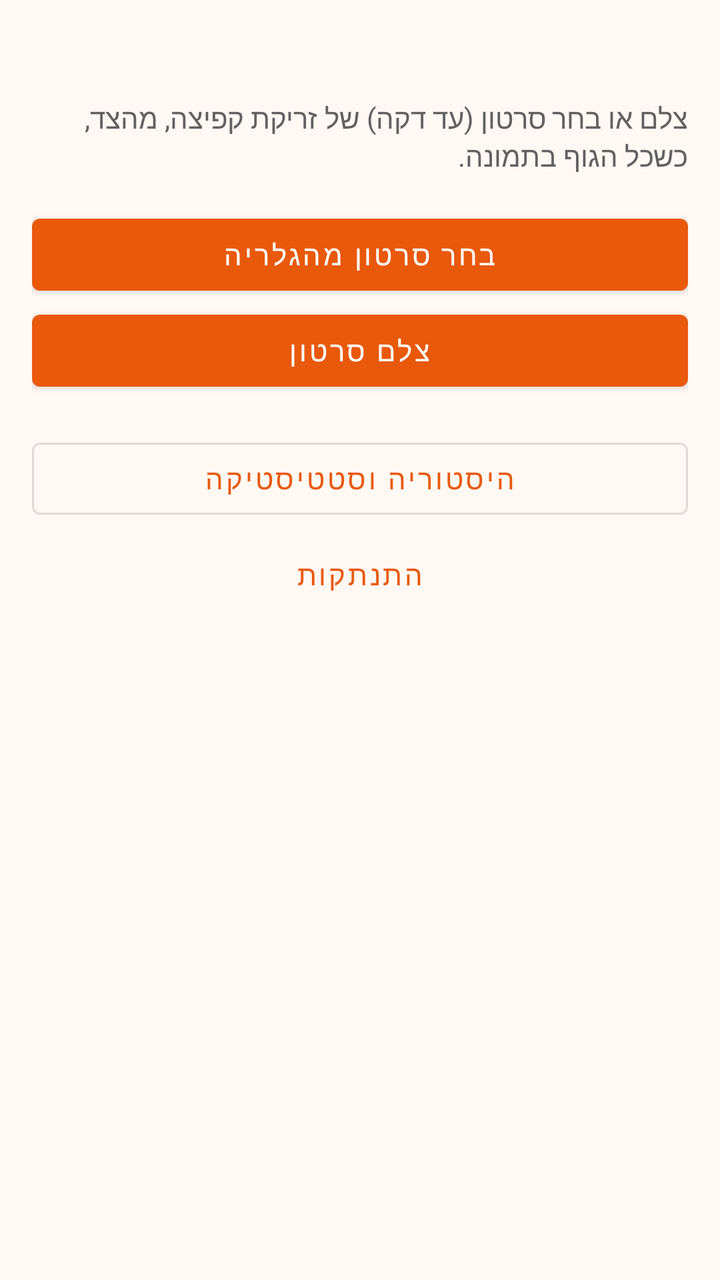
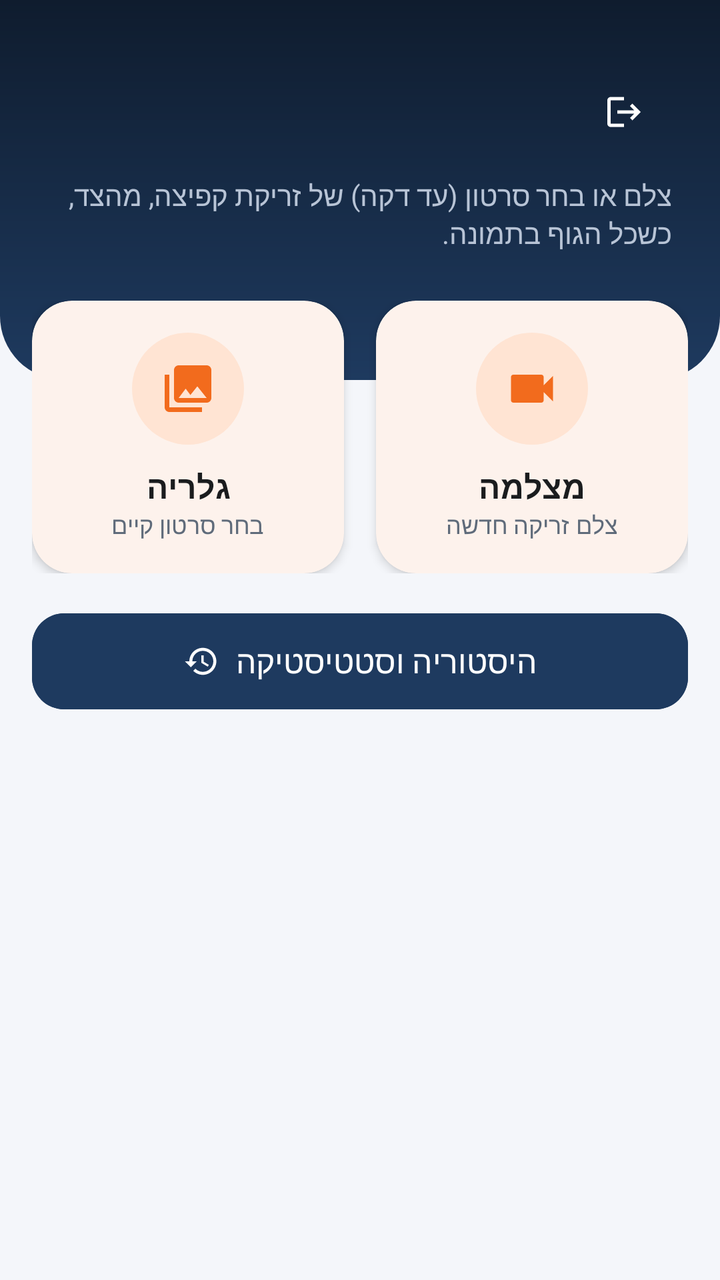

Before-and-after screenshots of an Android layout around one commit, followed by the original layout XML and the change that was made.
<!-- AndroidManifest.xml: application theme Theme.BasketballShotAnalyzer -->
<!-- res/layout/activity_main.xml -->
<?xml version="1.0" encoding="utf-8"?>
<ScrollView xmlns:android="http://schemas.android.com/apk/res/android"
    xmlns:app="http://schemas.android.com/apk/res-auto"
    android:layout_width="match_parent"
    android:layout_height="match_parent"
    android:background="@color/background">

    <LinearLayout
        android:layout_width="match_parent"
        android:layout_height="wrap_content"
        android:orientation="vertical"
        android:padding="16dp">

        <TextView
            android:id="@+id/textWelcome"
            android:layout_width="match_parent"
            android:layout_height="wrap_content"
            android:textColor="@color/text_primary"
            android:textSize="22sp"
            android:textStyle="bold" />

        <TextView
            android:layout_width="match_parent"
            android:layout_height="wrap_content"
            android:layout_marginTop="4dp"
            android:text="@string/main_instructions"
            android:textColor="@color/text_secondary" />

        <com.google.android.material.button.MaterialButton
            android:id="@+id/btnPickVideo"
            android:layout_width="match_parent"
            android:layout_height="wrap_content"
            android:layout_marginTop="16dp"
            android:text="@string/btn_pick_video" />

        <com.google.android.material.button.MaterialButton
            android:id="@+id/btnRecordVideo"
            android:layout_width="match_parent"
            android:layout_height="wrap_content"
            android:text="@string/btn_record_video" />

        <LinearLayout
            android:id="@+id/layoutProgress"
            android:layout_width="match_parent"
            android:layout_height="wrap_content"
            android:layout_marginTop="16dp"
            android:gravity="center"
            android:orientation="vertical"
            android:visibility="gone">

            <ProgressBar
                android:layout_width="wrap_content"
                android:layout_height="wrap_content" />

            <TextView
                android:layout_width="wrap_content"
                android:layout_height="wrap_content"
                android:text="@string/analyzing" />
        </LinearLayout>

        <com.google.android.material.card.MaterialCardView
            android:id="@+id/cardResult"
            android:layout_width="match_parent"
            android:layout_height="wrap_content"
            android:layout_marginTop="16dp"
            android:visibility="gone"
            app:cardCornerRadius="12dp"
            app:cardElevation="4dp">

            <LinearLayout
                android:layout_width="match_parent"
                android:layout_height="wrap_content"
                android:orientation="vertical"
                android:padding="12dp">

                <com.example.basketballshotanalyzer.ui.PoseOverlayView
                    android:id="@+id/poseOverlay"
                    android:layout_width="match_parent"
                    android:layout_height="320dp" />

                <TextView
                    android:layout_width="match_parent"
                    android:layout_height="wrap_content"
                    android:gravity="center"
                    android:text="@string/zoom_hint"
                    android:textColor="@color/text_secondary"
                    android:textSize="12sp" />

                <TextView
                    android:id="@+id/textScore"
                    android:layout_width="match_parent"
                    android:layout_height="wrap_content"
                    android:layout_marginTop="8dp"
                    android:textColor="@color/primary"
                    android:textSize="24sp"
                    android:textStyle="bold" />

                <TextView
                    android:id="@+id/textAngles"
                    android:layout_width="match_parent"
                    android:layout_height="wrap_content"
                    android:textColor="@color/text_secondary" />

                <TextView
                    android:id="@+id/textFeedback"
                    android:layout_width="match_parent"
                    android:layout_height="wrap_content"
                    android:layout_marginTop="8dp"
                    android:textColor="@color/text_primary"
                    android:textSize="16sp" />
            </LinearLayout>
        </com.google.android.material.card.MaterialCardView>

        <com.google.android.material.button.MaterialButton
            android:id="@+id/btnHistory"
            style="@style/Widget.MaterialComponents.Button.OutlinedButton"
            android:layout_width="match_parent"
            android:layout_height="wrap_content"
            android:layout_marginTop="16dp"
            android:text="@string/btn_history" />

        <com.google.android.material.button.MaterialButton
            android:id="@+id/btnLogout"
            style="@style/Widget.MaterialComponents.Button.TextButton"
            android:layout_width="match_parent"
            android:layout_height="wrap_content"
            android:text="@string/btn_logout" />
    </LinearLayout>
</ScrollView>
<!-- resources referenced by this layout -->
<resources>
  <color name="background">#FFF8F3</color>
  <color name="primary">#E8590C</color>
  <color name="text_primary">#212121</color>
  <color name="text_secondary">#616161</color>
  <string name="btn_pick_video">בחר סרטון מהגלריה</string>
  <string name="btn_record_video">צלם סרטון</string>
  <style name="Theme.BasketballShotAnalyzer" parent="Theme.MaterialComponents.Light.DarkActionBar">
          <item name="colorPrimary">@color/primary</item>
          <item name="colorPrimaryVariant">@color/primary_dark</item>
          <item name="colorOnPrimary">@color/white</item>
          <item name="colorSecondary">@color/secondary</item>
          <item name="colorOnSecondary">@color/white</item>
          <item name="android:colorBackground">@color/background</item>
          <item name="android:statusBarColor">@color/primary_dark</item>
      </style>
  <color name="primary_dark">#B8440A</color>
  <color name="secondary">#1C3D5A</color>
  <!-- unchanged entries left out for length: 6 -->
</resources>

<!-- the commit's change to res/layout/activity_main.xml (unified diff, before → after) -->
@@ -3,127 +3,332 @@
     xmlns:app="http://schemas.android.com/apk/res-auto"
     android:layout_width="match_parent"
     android:layout_height="match_parent"
-    android:background="@color/background">
+    android:background="@color/background"
+    android:fillViewport="true">
 
     <LinearLayout
         android:layout_width="match_parent"
         android:layout_height="wrap_content"
         android:orientation="vertical"
-        android:padding="16dp">
-
-        <TextView
-            android:id="@+id/textWelcome"
-            android:layout_width="match_parent"
-            android:layout_height="wrap_content"
-            android:textColor="@color/text_primary"
-            android:textSize="22sp"
-            android:textStyle="bold" />
-
-        <TextView
-            android:layout_width="match_parent"
-            android:layout_height="wrap_content"
-            android:layout_marginTop="4dp"
-            android:text="@string/main_instructions"
-            android:textColor="@color/text_secondary" />
-
-        <com.google.android.material.button.MaterialButton
-            android:id="@+id/btnPickVideo"
-            android:layout_width="match_parent"
-            android:layout_height="wrap_content"
+        android:paddingBottom="24dp">
+
+        
+        <LinearLayout
+            android:layout_width="match_parent"
+            android:layout_height="wrap_content"
+            android:background="@drawable/bg_header"
+            android:orientation="vertical"
+            android:paddingHorizontal="24dp"
+            android:paddingTop="32dp"
+            android:paddingBottom="64dp">
+
+            <LinearLayout
+                android:layout_width="match_parent"
+                android:layout_height="wrap_content"
+                android:gravity="center_vertical"
+                android:orientation="horizontal">
+
+                <TextView
+                    android:id="@+id/textWelcome"
+                    android:layout_width="0dp"
+                    android:layout_height="wrap_content"
+                    android:layout_weight="1"
+                    android:textAppearance="@style/TextAppearance.Material3.HeadlineSmall"
+                    android:textColor="@color/text_on_dark"
+                    android:textStyle="bold" />
+
+                <com.google.android.material.button.MaterialButton
+                    android:id="@+id/btnLogout"
+                    style="@style/Widget.Material3.Button.IconButton"
+                    android:layout_width="wrap_content"
+                    android:layout_height="wrap_content"
+                    android:contentDescription="@string/btn_logout"
+                    app:icon="@drawable/ic_logout"
+                    app:iconTint="@color/text_on_dark" />
+            </LinearLayout>
+
+            <TextView
+                android:layout_width="match_parent"
+                android:layout_height="wrap_content"
+                android:layout_marginTop="8dp"
+                android:text="@string/main_instructions"
+                android:textColor="@color/text_on_dark_secondary" />
+        </LinearLayout>
+
+        
+        <LinearLayout
+            android:layout_width="match_parent"
+            android:layout_height="wrap_content"
+            android:layout_marginHorizontal="16dp"
+            android:layout_marginTop="-40dp"
+            android:orientation="horizontal">
+
+            <com.google.android.material.card.MaterialCardView
+                android:id="@+id/btnPickVideo"
+                style="@style/Widget.App.Card"
+                android:layout_width="0dp"
+                android:layout_height="wrap_content"
+                android:layout_marginEnd="8dp"
+                android:layout_weight="1"
+                android:clickable="true"
+                android:focusable="true">
+
+                <LinearLayout
+                    android:layout_width="match_parent"
+                    android:layout_height="wrap_content"
+                    android:gravity="center_horizontal"
+                    android:orientation="vertical"
+                    android:padding="16dp">
+
+                    <ImageView
+                        android:layout_width="56dp"
+                        android:layout_height="56dp"
+                        android:background="@drawable/bg_circle"
+                        android:backgroundTint="@color/primary_container"
+                        android:importantForAccessibility="no"
+                        android:padding="14dp"
+                        android:src="@drawable/ic_gallery"
+                        app:tint="@color/primary" />
+
+                    <TextView
+                        android:layout_width="wrap_content"
+                        android:layout_height="wrap_content"
+                        android:layout_marginTop="10dp"
+                        android:text="@string/btn_pick_video"
+                        android:textAppearance="@style/TextAppearance.App.SectionTitle" />
+
+                    <TextView
+                        android:layout_width="wrap_content"
+                        android:layout_height="wrap_content"
+                        android:text="@string/btn_pick_video_sub"
+                        android:textColor="@color/text_secondary"
+                        android:textSize="12sp" />
+                </LinearLayout>
+            </com.google.android.material.card.MaterialCardView>
+
+            <com.google.android.material.card.MaterialCardView
+                android:id="@+id/btnRecordVideo"
+                style="@style/Widget.App.Card"
+                android:layout_width="0dp"
+                android:layout_height="wrap_content"
+                android:layout_marginStart="8dp"
+                android:layout_weight="1"
+                android:clickable="true"
+                android:focusable="true">
+
+                <LinearLayout
+                    android:layout_width="match_parent"
+                    android:layout_height="wrap_content"
+                    android:gravity="center_horizontal"
+                    android:orientation="vertical"
+                    android:padding="16dp">
+
+                    <ImageView
+                        android:layout_width="56dp"
+                        android:layout_height="56dp"
+                        android:background="@drawable/bg_circle"
+                        android:backgroundTint="@color/primary_container"
+                        android:importantForAccessibility="no"
+                        android:padding="14dp"
+                        android:src="@drawable/ic_videocam"
+                        app:tint="@color/primary" />
+
+                    <TextView
+                        android:layout_width="wrap_content"
+                        android:layout_height="wrap_content"
+                        android:layout_marginTop="10dp"
+                        android:text="@string/btn_record_video"
+                        android:textAppearance="@style/TextAppearance.App.SectionTitle" />
+
+                    <TextView
+                        android:layout_width="wrap_content"
+                        android:layout_height="wrap_content"
+                        android:text="@string/btn_record_video_sub"
+                        android:textColor="@color/text_secondary"
+                        android:textSize="12sp" />
+                </LinearLayout>
+            </com.google.android.material.card.MaterialCardView>
+        </LinearLayout>
+
+        
+        <com.google.android.material.card.MaterialCardView
+            android:id="@+id/layoutProgress"
+            style="@style/Widget.App.Card"
+            android:layout_width="match_parent"
+            android:layout_height="wrap_content"
+            android:layout_marginHorizontal="16dp"
             android:layout_marginTop="16dp"
-            android:text="@string/btn_pick_video" />
-
-        <com.google.android.material.button.MaterialButton
-            android:id="@+id/btnRecordVideo"
-            android:layout_width="match_parent"
-            android:layout_height="wrap_content"
-            android:text="@string/btn_record_video" />
-
-        <LinearLayout
-            android:id="@+id/layoutProgress"
-            android:layout_width="match_parent"
-            android:layout_height="wrap_content"
-            android:layout_marginTop="16dp"
-            android:gravity="center"
-            android:orientation="vertical"
             android:visibility="gone">
 
-            <ProgressBar
-                android:layout_width="wrap_content"
-                android:layout_height="wrap_content" />
-
-            <TextView
-                android:layout_width="wrap_content"
-                android:layout_height="wrap_content"
-                android:text="@string/analyzing" />
-        </LinearLayout>
-
+            <LinearLayout
+                android:layout_width="match_parent"
+                android:layout_height="wrap_content"
+                android:orientation="vertical"
+                android:padding="20dp">
+
+                <TextView
+                    android:layout_width="match_parent"
+                    android:layout_height="wrap_content"
+                    android:text="@string/analyzing"
+                    android:textColor="@color/text_primary" />
+
+                <com.google.android.material.progressindicator.LinearProgressIndicator
+                    android:layout_width="match_parent"
+                    android:layout_height="wrap_content"
+                    android:layout_marginTop="12dp"
+                    android:indeterminate="true"
+                    app:trackCornerRadius="4dp"
+                    app:trackThickness="6dp" />
+            </LinearLayout>
+        </com.google.android.material.card.MaterialCardView>
+
+        
         <com.google.android.material.card.MaterialCardView
             android:id="@+id/cardResult"
-            android:layout_width="match_parent"
-            android:layout_height="wrap_content"
+            style="@style/Widget.App.Card"
+            android:layout_width="match_parent"
+            android:layout_height="wrap_content"
+            android:layout_marginHorizontal="16dp"
             android:layout_marginTop="16dp"
-            android:visibility="gone"
-            app:cardCornerRadius="12dp"
-            app:cardElevation="4dp">
+            android:visibility="gone">
 
             <LinearLayout
                 android:layout_width="match_parent"
                 android:layout_height="wrap_content"
                 android:orientation="vertical"
-                android:padding="12dp">
+                android:padding="16dp">
+
+                <TextView
+                    android:layout_width="match_parent"
+                    android:layout_height="wrap_content"
+                    android:layout_marginBottom="12dp"
+                    android:text="@string/result_title"
+                    android:textAppearance="@style/TextAppearance.App.SectionTitle" />
 
                 <com.example.basketballshotanalyzer.ui.PoseOverlayView
                     android:id="@+id/poseOverlay"
                     android:layout_width="match_parent"
-                    android:layout_height="320dp" />
+                    android:layout_height="340dp"
+                    android:background="@drawable/bg_overlay" />
 
                 <TextView
                     android:layout_width="match_parent"
                     android:layout_height="wrap_content"
+                    android:layout_marginTop="6dp"
                     android:gravity="center"
                     android:text="@string/zoom_hint"
                     android:textColor="@color/text_secondary"
                     android:textSize="12sp" />
 
-                <TextView
-                    android:id="@+id/textScore"
-                    android:layout_width="match_parent"
-                    android:layout_height="wrap_content"
-                    android:layout_marginTop="8dp"
-                    android:textColor="@color/primary"
-                    android:textSize="24sp"
-                    android:textStyle="bold" />
-
-                <TextView
-                    android:id="@+id/textAngles"
-                    android:layout_width="match_parent"
-                    android:layout_height="wrap_content"
-                    android:textColor="@color/text_secondary" />
-
-                <TextView
-                    android:id="@+id/textFeedback"
-                    android:layout_width="match_parent"
-                    android:layout_height="wrap_content"
-                    android:layout_marginTop="8dp"
-                    android:textColor="@color/text_primary"
-                    android:textSize="16sp" />
+                
+                <LinearLayout
+                    android:layout_width="match_parent"
+                    android:layout_height="wrap_content"
+                    android:layout_marginTop="16dp"
+                    android:gravity="center_vertical"
+                    android:orientation="horizontal">
+
+                    <FrameLayout
+                        android:layout_width="104dp"
+                        android:layout_height="104dp">
+
+                        <com.google.android.material.progressindicator.CircularProgressIndicator
+                            android:id="@+id/scoreRing"
+                            android:layout_width="wrap_content"
+                            android:layout_height="wrap_content"
+                            android:layout_gravity="center"
+                            android:max="100"
+                            app:indicatorSize="104dp"
+                            app:trackColor="@color/outline"
+                            app:trackCornerRadius="5dp"
+                            app:trackThickness="10dp" />
+
+                        <LinearLayout
+                            android:layout_width="wrap_content"
+                            android:layout_height="wrap_content"
+                            android:layout_gravity="center"
+                            android:gravity="center_horizontal"
+                            android:orientation="vertical">
+
+                            <TextView
+                                android:id="@+id/textScore"
+                                android:layout_width="wrap_content"
+                                android:layout_height="wrap_content"
+                                android:textColor="@color/text_primary"
+                                android:textSize="30sp"
+                                android:textStyle="bold" />
+
+                            <TextView
+                                android:layout_width="wrap_content"
+                                android:layout_height="wrap_content"
+                                android:text="@string/score_out_of"
+                                android:textColor="@color/text_secondary"
+                                android:textSize="11sp" />
+                        </LinearLayout>
+                    </FrameLayout>
+
+                    <LinearLayout
+                        android:layout_width="0dp"
+                        android:layout_height="wrap_content"
+                        android:layout_marginStart="16dp"
+                        android:layout_weight="1"
+                        android:orientation="vertical">
+
+                        <TextView
+                            android:layout_width="wrap_content"
+                            android:layout_height="wrap_content"
+                            android:text="@string/score_label"
+                            android:textAppearance="@style/TextAppearance.App.SectionTitle" />
+
+                        <TextView
+                            android:id="@+id/textAngles"
+                            android:layout_width="match_parent"
+                            android:layout_height="wrap_content"
+                            android:layout_marginTop="4dp"
+                            android:lineSpacingExtra="2dp"
+                            android:textColor="@color/text_secondary"
+                            android:textSize="13sp" />
+                    </LinearLayout>
+                </LinearLayout>
+
+                
+                <LinearLayout
+                    android:layout_width="match_parent"
+                    android:layout_height="wrap_content"
+                    android:layout_marginTop="16dp"
+                    android:background="@drawable/bg_feedback"
+                    android:orientation="vertical"
+                    android:padding="14dp">
+
+                    <TextView
+                        android:layout_width="wrap_content"
+                        android:layout_height="wrap_content"
+                        android:text="@string/feedback_title"
+                        android:textColor="@color/primary_dark"
+                        android:textStyle="bold" />
+
+                    <TextView
+                        android:id="@+id/textFeedback"
+                        android:layout_width="match_parent"
+                        android:layout_height="wrap_content"
+                        android:layout_marginTop="4dp"
+                        android:lineSpacingExtra="3dp"
+                        android:textColor="@color/text_primary"
+                        android:textSize="15sp" />
+                </LinearLayout>
             </LinearLayout>
         </com.google.android.material.card.MaterialCardView>
 
         <com.google.android.material.button.MaterialButton
             android:id="@+id/btnHistory"
-            style="@style/Widget.MaterialComponents.Button.OutlinedButton"
-            android:layout_width="match_parent"
-            android:layout_height="wrap_content"
+            style="@style/Widget.App.Button"
+            android:layout_width="match_parent"
+            android:layout_height="wrap_content"
+            android:layout_marginHorizontal="16dp"
             android:layout_marginTop="16dp"
-            android:text="@string/btn_history" />
-
-        <com.google.android.material.button.MaterialButton
-            android:id="@+id/btnLogout"
-            style="@style/Widget.MaterialComponents.Button.TextButton"
-            android:layout_width="match_parent"
-            android:layout_height="wrap_content"
-            android:text="@string/btn_logout" />
+            android:backgroundTint="@color/navy_light"
+            android:text="@string/btn_history"
+            app:icon="@drawable/ic_history"
+            app:iconGravity="textStart" />
     </LinearLayout>
 </ScrollView>
<!-- resource entries referenced after the edit -->
@@ -1,22 +1,138 @@
 <!-- resources referenced by this layout -->
 <resources>
-  <color name="background">#FFF8F3</color>
-  <color name="primary">#E8590C</color>
-  <color name="text_primary">#212121</color>
-  <color name="text_secondary">#616161</color>
-  <string name="btn_pick_video">בחר סרטון מהגלריה</string>
-  <string name="btn_record_video">צלם סרטון</string>
-  <style name="Theme.BasketballShotAnalyzer" parent="Theme.MaterialComponents.Light.DarkActionBar">
+  <color name="background">#F4F6FA</color>
+  <color name="navy_light">#1E3A5F</color>
+  <color name="outline">#D5DAE1</color>
+  <color name="primary">#F26B1D</color>
+  <color name="primary_container">#FFE4D3</color>
+  <color name="text_primary">#1A1C1E</color>
+  <color name="text_secondary">#5F6B7A</color>
+  <!-- drawable bg_circle (drawable) -->
+  <?xml version="1.0" encoding="utf-8"?>
+  <shape xmlns:android="http://schemas.android.com/apk/res/android" android:shape="oval">
+      <solid android:color="@color/white" />
+  </shape>
+  <!-- drawable bg_feedback (drawable) -->
+  <?xml version="1.0" encoding="utf-8"?>
+  <shape xmlns:android="http://schemas.android.com/apk/res/android" android:shape="rectangle">
+      <solid android:color="@color/feedback_bg" />
+      <corners android:radius="14dp" />
+  </shape>
+  <!-- drawable bg_header (drawable) -->
+  <?xml version="1.0" encoding="utf-8"?>
+  <shape xmlns:android="http://schemas.android.com/apk/res/android" android:shape="rectangle">
+      <gradient
+          android:angle="270"
+          android:endColor="@color/navy_light"
+          android:startColor="@color/navy" />
+      <corners
+          android:bottomLeftRadius="32dp"
+          android:bottomRightRadius="32dp" />
+  </shape>
+  <!-- drawable bg_overlay (drawable) -->
+  <?xml version="1.0" encoding="utf-8"?>
+  <shape xmlns:android="http://schemas.android.com/apk/res/android" android:shape="rectangle">
+      <solid android:color="@color/navy" />
+      <corners android:radius="16dp" />
+  </shape>
+  <!-- drawable ic_gallery (drawable) -->
+  <?xml version="1.0" encoding="utf-8"?>
+  <vector xmlns:android="http://schemas.android.com/apk/res/android"
+      android:width="24dp"
+      android:height="24dp"
+      android:autoMirrored="false"
+      android:tint="?attr/colorControlNormal"
+      android:viewportWidth="24"
+      android:viewportHeight="24">
+      <path
+          android:fillColor="@android:color/white"
+          android:pathData="M22,16V4c0,-1.1 -0.9,-2 -2,-2H8c-1.1,0 -2,0.9 -2,2v12c0,1.1 0.9,2 2,2h12c1.1,0 2,-0.9 2,-2zM11,12l2.03,2.71L16,11l4,5H8l3,-4zM2,6v14c0,1.1 0.9,2 2,2h14v-2H4V6H2z" />
+  </vector>
+  <!-- drawable ic_history (drawable) -->
+  <?xml version="1.0" encoding="utf-8"?>
+  <vector xmlns:android="http://schemas.android.com/apk/res/android"
+      android:width="24dp"
+      android:height="24dp"
+      android:autoMirrored="false"
+      android:tint="?attr/colorControlNormal"
+      android:viewportWidth="24"
+      android:viewportHeight="24">
+      <path
+          android:fillColor="@android:color/white"
+          android:pathData="M13,3c-4.97,0 -9,4.03 -9,9H1l3.89,3.89 0.07,0.14L9,12H6c0,-3.87 3.13,-7 7,-7s7,3.13 7,7 -3.13,7 -7,7c-1.93,0 -3.68,-0.79 -4.94,-2.06l-1.42,1.42C8.27,19.99 10.51,21 13,21c4.97,0 9,-4.03 9,-9s-4.03,-9 -9,-9zM12,8v5l4.28,2.54 0.72,-1.21 -3.5,-2.08V8H12z" />
+  </vector>
+  <!-- drawable ic_logout (drawable) -->
+  <?xml version="1.0" encoding="utf-8"?>
+  <vector xmlns:android="http://schemas.android.com/apk/res/android"
+      android:width="24dp"
+      android:height="24dp"
+      android:autoMirrored="true"
+      android:tint="?attr/colorControlNormal"
+      android:viewportWidth="24"
+      android:viewportHeight="24">
+      <path
+          android:fillColor="@android:color/white"
+          android:pathData="M17,7l-1.41,1.41L18.17,11H8v2h10.17l-2.58,2.58L17,17l5,-5zM4,5h8V3H4c-1.1,0 -2,0.9 -2,2v14c0,1.1 0.9,2 2,2h8v-2H4V5z" />
+  </vector>
+  <!-- drawable ic_videocam (drawable) -->
+  <?xml version="1.0" encoding="utf-8"?>
+  <vector xmlns:android="http://schemas.android.com/apk/res/android"
+      android:width="24dp"
+      android:height="24dp"
+      android:autoMirrored="false"
+      android:tint="?attr/colorControlNormal"
+      android:viewportWidth="24"
+      android:viewportHeight="24">
+      <path
+          android:fillColor="@android:color/white"
+          android:pathData="M17,10.5V7c0,-0.55 -0.45,-1 -1,-1H4c-0.55,0 -1,0.45 -1,1v10c0,0.55 0.45,1 1,1h12c0.55,0 1,-0.45 1,-1v-3.5l4,4v-11l-4,4z" />
+  </vector>
+  <string name="btn_pick_video">גלריה</string>
+  <string name="btn_pick_video_sub">בחר סרטון קיים</string>
+  <string name="btn_record_video">מצלמה</string>
+  <string name="btn_record_video_sub">צלם זריקה חדשה</string>
+  <string name="feedback_title">משוב</string>
+  <string name="result_title">תוצאת הניתוח</string>
+  <string name="score_label">הציון שלך</string>
+  <string name="score_out_of">מתוך 100</string>
+  <style name="TextAppearance.App.SectionTitle" parent="TextAppearance.Material3.TitleMedium">
+          <item name="android:textColor">@color/text_primary</item>
+          <item name="android:textStyle">bold</item>
+      </style>
+  <style name="Widget.App.Button" parent="Widget.Material3.Button">
+          <item name="android:minHeight">56dp</item>
+          <item name="cornerRadius">16dp</item>
+          <item name="android:textSize">16sp</item>
+      </style>
+  <style name="Widget.App.Card" parent="Widget.Material3.CardView.Elevated">
+          <item name="cardCornerRadius">20dp</item>
+          <item name="cardElevation">3dp</item>
+          <item name="cardBackgroundColor">@color/surface</item>
+      </style>
+  <style name="Theme.BasketballShotAnalyzer" parent="Theme.Material3.Light.NoActionBar">
           <item name="colorPrimary">@color/primary</item>
-          <item name="colorPrimaryVariant">@color/primary_dark</item>
           <item name="colorOnPrimary">@color/white</item>
-          <item name="colorSecondary">@color/secondary</item>
+          <item name="colorPrimaryContainer">@color/primary_container</item>
+          <item name="colorOnPrimaryContainer">@color/primary_dark</item>
+          <item name="colorSecondary">@color/navy_light</item>
           <item name="colorOnSecondary">@color/white</item>
+          <item name="colorSecondaryContainer">@color/primary_container</item>
+          <item name="colorOnSecondaryContainer">@color/primary_dark</item>
+          <item name="colorSurface">@color/surface</item>
+          <item name="colorOnSurface">@color/text_primary</item>
+          <item name="colorOutline">@color/outline</item>
+          <item name="colorError">@color/error</item>
           <item name="android:colorBackground">@color/background</item>
-          <item name="android:statusBarColor">@color/primary_dark</item>
+          <item name="android:statusBarColor">@color/navy</item>
+          <item name="android:windowLightStatusBar">false</item>
       </style>
-  <color name="primary_dark">#B8440A</color>
-  <color name="secondary">#1C3D5A</color>
+  <color name="feedback_bg">#FFF4EC</color>
+  <color name="navy">#0F1C2E</color>
+  <color name="surface">#FFFFFF</color>
+  <color name="error">#DC2626</color>
+  <color name="primary_dark">#C2410C</color>
+  <color name="text_on_dark">#FFFFFF</color>
+  <color name="text_on_dark_secondary">#B8C4D6</color>
   <!-- unchanged entries left out for length: 6 -->
 </resources>
 
